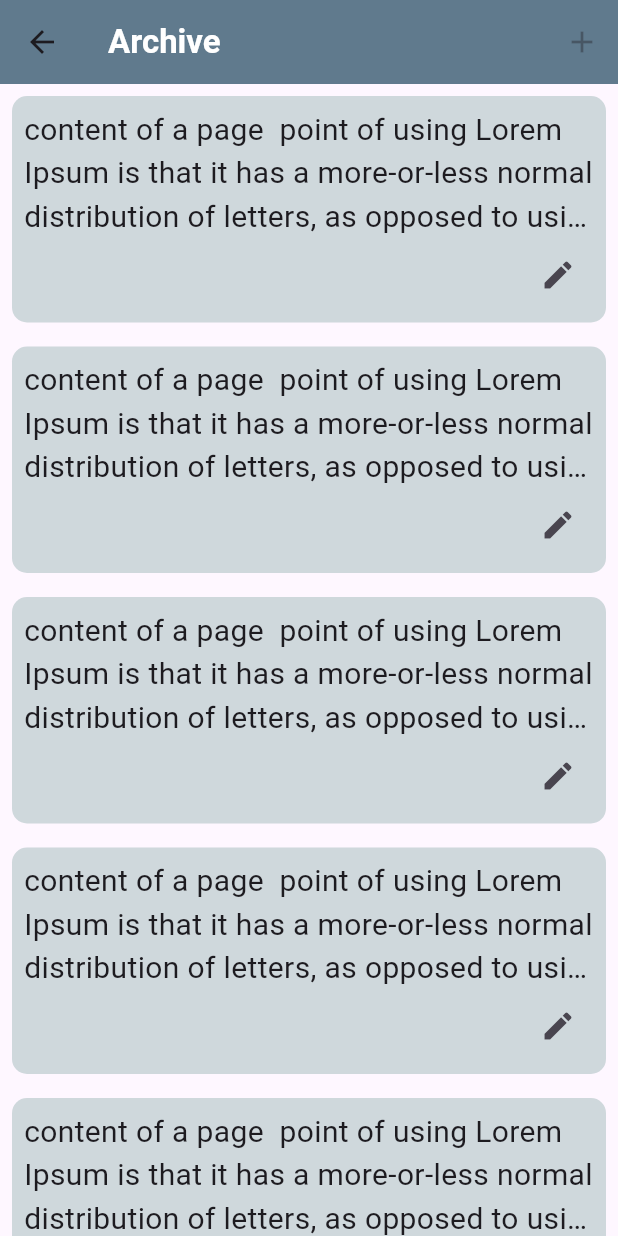
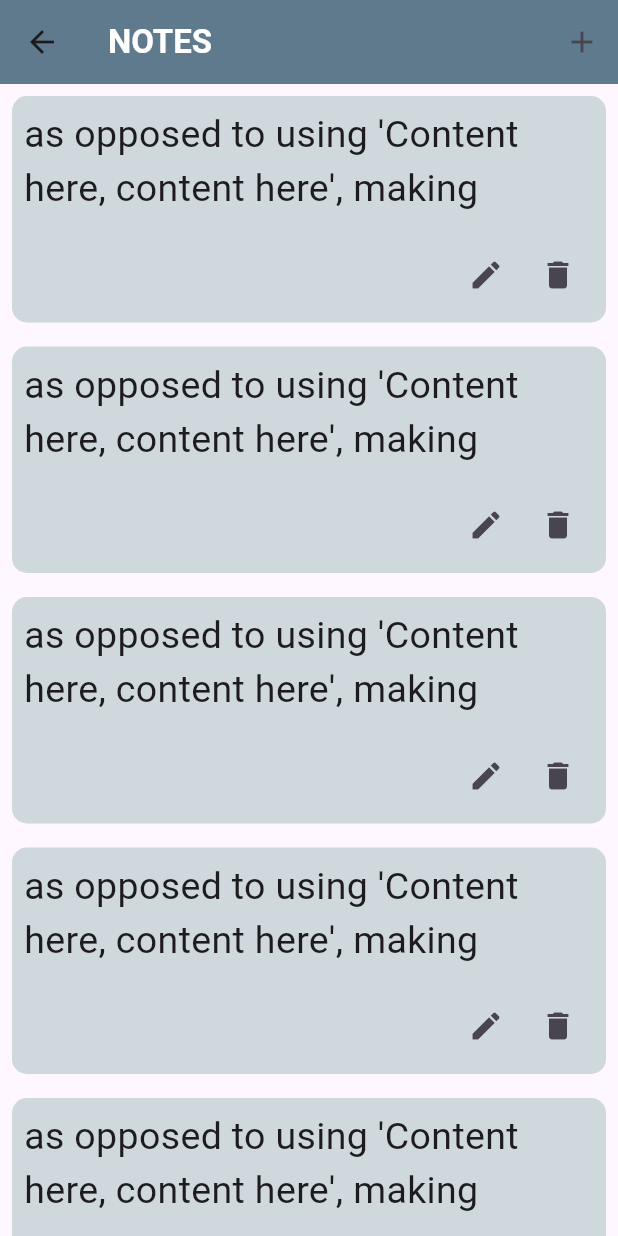
Before and after one commit to AbdullahAlomair6/notes-app, a Flutter app: the ArchiveScreen screen opened directly, on a phone screen of 412 x 824 dp. Run offline on Flutter 3.47's test engine with Material 3 defaults, Android fonts, the phone set to English and light mode, and no system bars; our stand-ins replace flutter_bloc, sqflite; accounts and stored records are empty.

Commit message:
add update

```diff
--- a/lib/custom-widget/widget/card_items.dart
+++ b/lib/custom-widget/widget/card_items.dart
@@ -6,13 +6,14 @@ class CardItems extends StatelessWidget {
     super.key,
     required this.text,
     required this.editOnPressed,
-    this.fontSize = 20,
-    r,
+    this.fontSize = 25,
+    required this.deleteOnPressed,
   });
 
   final double fontSize;
   final String text;
   final void Function() editOnPressed;
+  final void Function() deleteOnPressed;
 
   @override
   Widget build(BuildContext context) {
@@ -30,7 +31,7 @@ class CardItems extends StatelessWidget {
               child: Padding(
                 padding: const EdgeInsets.all(8.0),
                 child: Column(
-                  mainAxisAlignment: MainAxisAlignment.start,
+                  crossAxisAlignment: CrossAxisAlignment.start,
                   children: [
                     Text(
                       maxLines: 3,
@@ -41,12 +42,18 @@ class CardItems extends StatelessWidget {
                       ),
                     ),
                     Spacer(),
-                    Container(
-                      alignment: Alignment.bottomRight,
-                      child: IconButton(
-                        onPressed: editOnPressed,
-                        icon: Icon(Icons.edit),
-                      ),
+                    Row(
+                      mainAxisAlignment: MainAxisAlignment.end,
+                      children: [
+                        IconButton(
+                          onPressed: editOnPressed,
+                          icon: Icon(Icons.edit),
+                        ),
+                        IconButton(
+                          onPressed: deleteOnPressed,
+                          icon: Icon(Icons.delete),
+                        ),
+                      ],
                     ),
                   ],
                 ),
--- a/lib/modules/archive_notes/view/archive_screen.dart
+++ b/lib/modules/archive_notes/view/archive_screen.dart
@@ -2,6 +2,7 @@ import 'package:flutter/material.dart';
 
 import '../../../custom-widget/widget/app_bar_design.dart';
 import '../../../custom-widget/widget/card_items.dart';
+import '../../bottom_sheet/view/bottom_sheet_screen.dart';
 
 class ArchiveScreen extends StatelessWidget {
   const ArchiveScreen({super.key});
@@ -9,13 +10,14 @@ class ArchiveScreen extends StatelessWidget {
   @override
   Widget build(BuildContext context) {
     return Scaffold(
-      appBar: AppBarDesign(title: 'Archive'),
+      appBar: _appBarDesign(context),
       body: ListView.separated(
         itemBuilder:
             (context, index) => CardItems(
               text:
-                  "content of a page  point of using Lorem Ipsum is that it has a more-or-less normal distribution of letters, as opposed to using 'Content here, content here', making it look like readable English. Many desktop publishing packages and web page",
+                  "as opposed to using 'Content here, content here', making ",
               editOnPressed: () {},
+              deleteOnPressed: (){},
             ),
         separatorBuilder: (context, index) => Container(),
         itemCount: 10,
@@ -23,3 +25,15 @@ class ArchiveScreen extends StatelessWidget {
     );
   }
 }
+
+
+AppBarDesign _appBarDesign(context) {
+  return AppBarDesign(
+    title: 'NOTES',
+    onPressedIcon: () {
+      showModalBottomSheet(
+        context: context,
+        builder: (context) => const BottomSheetScreen(),
+      );
+    },
+  );}
```
Also changed, not shown: lib/helper/database_helper/database_helper.dart (+3 -4 lines), lib/modules/bottom_sheet/bloc/bottom_sheet_cubit.dart (+12 -4 lines), lib/modules/bottom_sheet/bloc/bottom_sheet_state.dart (+1 -14 lines), lib/modules/bottom_sheet/view/bottom_sheet_screen.dart (+14 -8 lines), lib/modules/new_notes/bloc/new_notes_cubit.dart (+18 -2 lines), lib/modules/new_notes/bloc/new_notes_state.dart (+12 -0 lines), lib/modules/new_notes/view/new_notes_screen.dart (+30 -15 lines).
